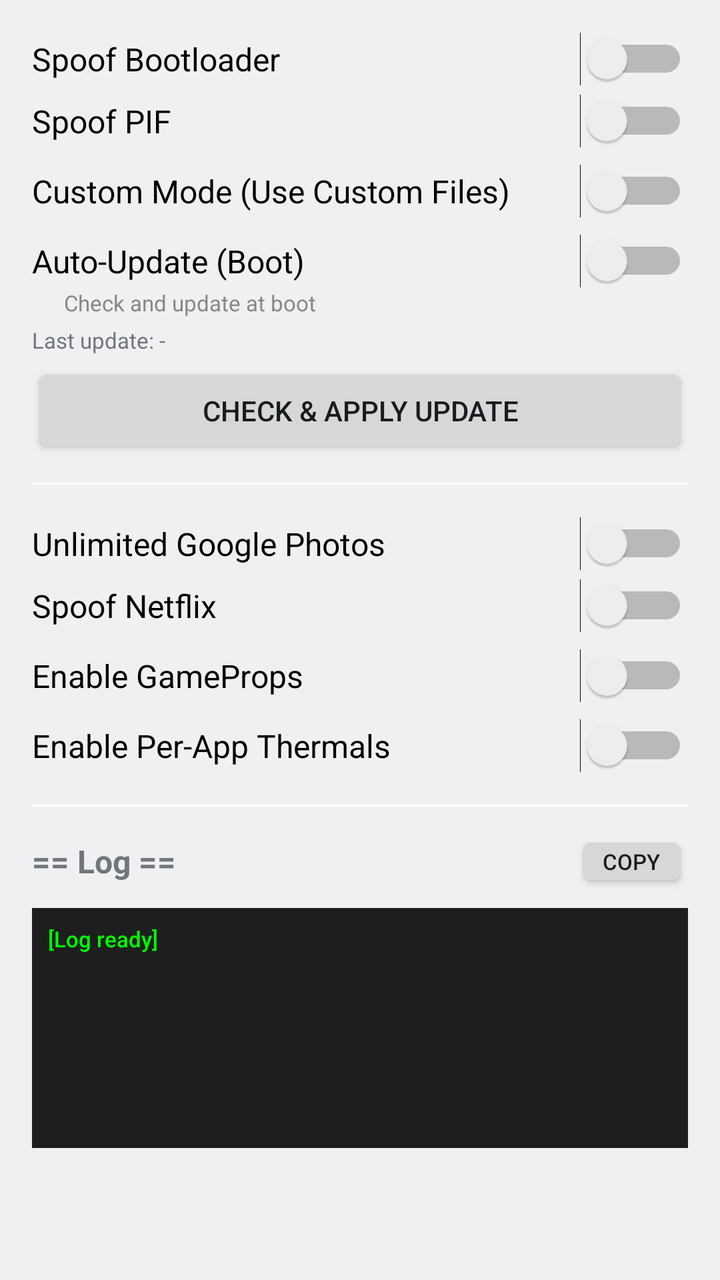
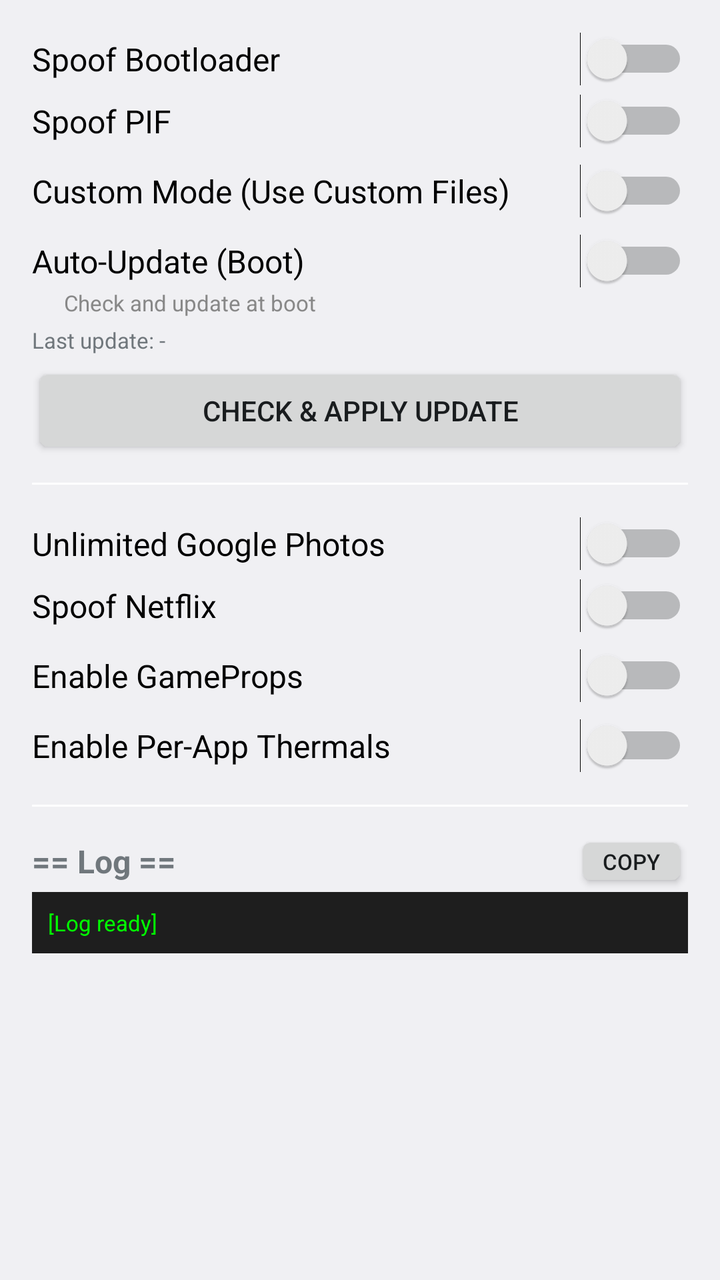

Compare the two renders of this Android layout. The source of the first and the diff that turns it into the second are given below.
<!-- AndroidManifest.xml: application theme android:Theme.DeviceDefault.Settings -->
<!-- res/layout/activity_main.xml -->
<?xml version="1.0" encoding="utf-8"?>
<LinearLayout xmlns:android="http://schemas.android.com/apk/res/android"
    android:layout_width="match_parent"
    android:layout_height="match_parent"
    android:orientation="vertical"
    android:padding="16dp">

    <ScrollView
        android:id="@+id/mainScrollView"
        android:layout_width="match_parent"
        android:layout_height="0dp"
        android:layout_weight="1"
        android:scrollbars="none"
        android:descendantFocusability="blocksDescendants">

        <LinearLayout
            android:layout_width="match_parent"
            android:layout_height="wrap_content"
            android:orientation="vertical">

            
            <Switch
                android:id="@+id/switchBootloader"
                android:layout_width="match_parent"
                android:layout_height="wrap_content"
                android:text="Spoof Bootloader"
                android:textSize="16sp" />

            
            <Switch
                android:id="@+id/switchPIF"
                android:layout_width="match_parent"
                android:layout_height="wrap_content"
                android:layout_marginTop="4dp"
                android:text="Spoof PIF"
                android:textSize="16sp" />

            
            <Switch
                android:id="@+id/switchFinsky"
                android:layout_width="match_parent"
                android:layout_height="wrap_content"
                android:layout_marginStart="16dp"
                android:layout_marginTop="4dp"
                android:text="Spoof Play Store Fingerprint"
                android:textSize="14sp"
                android:visibility="gone" />

            
            <Switch
                android:id="@+id/switchCustom"
                android:layout_width="match_parent"
                android:layout_height="wrap_content"
                android:layout_marginTop="8dp"
                android:text="Custom Mode (Use Custom Files)"
                android:textSize="16sp" />

            <LinearLayout
                android:id="@+id/panelCustom"
                android:layout_width="match_parent"
                android:layout_height="wrap_content"
                android:orientation="vertical"
                android:visibility="gone">

                <Button
                    android:id="@+id/btnPickKeybox"
                    android:layout_width="match_parent"
                    android:layout_height="wrap_content"
                    android:text="Pick Custom Keybox"
                    android:textSize="14sp" />

                <TextView
                    android:id="@+id/tvKeyboxLastApply"
                    android:layout_width="wrap_content"
                    android:layout_height="wrap_content"
                    android:text="Last apply: -"
                    android:textSize="11sp" />

                <Button
                    android:id="@+id/btnPickPIF"
                    android:layout_width="match_parent"
                    android:layout_height="wrap_content"
                    android:layout_marginTop="4dp"
                    android:text="Pick Custom PIF"
                    android:textSize="14sp" />

                <TextView
                    android:id="@+id/tvPifLastApply"
                    android:layout_width="wrap_content"
                    android:layout_height="wrap_content"
                    android:text="Last apply: -"
                    android:textSize="11sp" />

                
                <EditText
                    android:id="@+id/etPifEditor"
                    android:layout_width="match_parent"
                    android:layout_height="150dp"
                    android:layout_marginTop="4dp"
                    android:background="#1E1E1E"
                    android:gravity="top"
                    android:inputType="textMultiLine"
                    android:padding="8dp"
                    android:scrollbars="vertical"
                    android:textColor="#FFFFFF"
                    android:textSize="12sp" />

                <Button
                    android:id="@+id/btnApplyCustom"
                    android:layout_width="match_parent"
                    android:layout_height="wrap_content"
                    android:layout_marginTop="4dp"
                    android:text="Apply Custom PIF"
                    android:textSize="14sp" />
            </LinearLayout>

            
            <LinearLayout
                android:id="@+id/panelAutoUpdate"
                android:layout_width="match_parent"
                android:layout_height="wrap_content"
                android:layout_marginTop="8dp"
                android:orientation="vertical">

                <Switch
                    android:id="@+id/switchAutoUpdate"
                    android:layout_width="match_parent"
                    android:layout_height="wrap_content"
                    android:text="Auto-Update (Boot)"
                    android:textSize="16sp" />

                <TextView
                    android:id="@+id/tvAutoUpdateInfo"
                    android:layout_width="wrap_content"
                    android:layout_height="wrap_content"
                    android:layout_marginStart="16dp"
                    android:text="Check and update at boot"
                    android:textSize="11sp"
                    android:textColor="#888888" />
            </LinearLayout>

            
            <TextView
                android:id="@+id/tvLastUpdate"
                android:layout_width="wrap_content"
                android:layout_height="wrap_content"
                android:layout_marginTop="4dp"
                android:text="Last update: -"
                android:textSize="11sp" />

            
            <Button
                android:id="@+id/btnCheckUpdate"
                android:layout_width="match_parent"
                android:layout_height="wrap_content"
                android:layout_marginTop="4dp"
                android:text="Check &amp; Apply Update"
                android:textSize="14sp" />

            
            <View
                android:layout_width="match_parent"
                android:layout_height="1dp"
                android:layout_marginTop="12dp"
                android:layout_marginBottom="8dp"
                android:background="#FFFFFF" />

            
            <Switch
                android:id="@+id/switchGPhotos"
                android:layout_width="match_parent"
                android:layout_height="wrap_content"
                android:layout_marginTop="8dp"
                android:text="Unlimited Google Photos"
                android:textSize="16sp" />

            
            <Switch
                android:id="@+id/switchNetflix"
                android:layout_width="match_parent"
                android:layout_height="wrap_content"
                android:layout_marginTop="4dp"
                android:text="Spoof Netflix"
                android:textSize="16sp" />

            
            <Switch
                android:id="@+id/switchGameProps"
                android:layout_width="match_parent"
                android:layout_height="wrap_content"
                android:layout_marginTop="8dp"
                android:text="Enable GameProps"
                android:textSize="16sp" />

            <LinearLayout
                android:id="@+id/panelGamePropsBtn"
                android:layout_width="match_parent"
                android:layout_height="wrap_content"
                android:layout_marginTop="4dp"
                android:orientation="horizontal"
                android:visibility="gone">

                <Button
                    android:id="@+id/btnGameProps"
                    android:layout_width="0dp"
                    android:layout_height="wrap_content"
                    android:layout_weight="1"
                    android:text="Edit App Config"
                    android:textSize="13sp" />

                <Button
                    android:id="@+id/btnDevices"
                    android:layout_width="0dp"
                    android:layout_height="wrap_content"
                    android:layout_weight="1"
                    android:text="Devices"
                    android:textSize="13sp" />

                <Button
                    android:id="@+id/btnResetGameProps"
                    android:layout_width="0dp"
                    android:layout_height="wrap_content"
                    android:layout_weight="1"
                    android:text="Reset"
                    android:textSize="13sp" />
            </LinearLayout>

            
            <Switch
                android:id="@+id/switchThermals"
                android:layout_width="match_parent"
                android:layout_height="wrap_content"
                android:layout_marginTop="8dp"
                android:text="Enable Per-App Thermals"
                android:textSize="16sp" />

            <LinearLayout
                android:id="@+id/panelThermalsBtn"
                android:layout_width="match_parent"
                android:layout_height="wrap_content"
                android:layout_marginTop="4dp"
                android:orientation="horizontal"
                android:visibility="gone">

                <Button
                    android:id="@+id/btnThermals"
                    android:layout_width="0dp"
                    android:layout_height="wrap_content"
                    android:layout_weight="1"
                    android:text="Edit Thermals"
                    android:textSize="13sp" />

                <Button
                    android:id="@+id/btnResetThermals"
                    android:layout_width="0dp"
                    android:layout_height="wrap_content"
                    android:layout_weight="1"
                    android:text="Reset"
                    android:textSize="13sp" />
            </LinearLayout>

            
            <View
                android:layout_width="match_parent"
                android:layout_height="1dp"
                android:layout_marginTop="16dp"
                android:layout_marginBottom="12dp"
                android:background="#FFFFFF" />

            
            <LinearLayout
                android:layout_width="match_parent"
                android:layout_height="wrap_content"
                android:gravity="center_vertical"
                android:orientation="horizontal">

                <TextView
                    android:layout_width="0dp"
                    android:layout_height="wrap_content"
                    android:layout_weight="1"
                    android:text="== Log =="
                    android:textSize="16sp"
                    android:textStyle="bold" />

                <Button
                    android:id="@+id/btnCopyLog"
                    style="?android:attr/buttonStyleSmall"
                    android:layout_width="wrap_content"
                    android:layout_height="wrap_content"
                    android:minWidth="0dp"
                    android:minHeight="0dp"
                    android:paddingLeft="14dp"
                    android:paddingTop="8dp"
                    android:paddingRight="14dp"
                    android:paddingBottom="8dp"
                    android:text="Copy"
                    android:textSize="11sp" />
            </LinearLayout>

            
            <EditText
                android:id="@+id/tvLog"
                android:layout_width="match_parent"
                android:layout_height="120dp"
                android:layout_marginTop="8dp"
                android:background="#1E1E1E"
                android:gravity="top"
                android:padding="8dp"
                android:scrollbars="vertical"
                android:text="[Log ready]"
                android:textColor="#00FF00"
                android:textSize="11sp"
                android:inputType="textMultiLine"
                android:cursorVisible="false"
                android:focusable="false"
                android:focusableInTouchMode="false"
                android:textIsSelectable="true"
                android:longClickable="false" />

        </LinearLayout>
    </ScrollView>
</LinearLayout>
<!-- resources referenced by this layout -->
<resources>

</resources>

<!-- the commit's change to res/layout/activity_main.xml (unified diff, before → after) -->
@@ -6,12 +6,10 @@
     android:padding="16dp">
 
     <ScrollView
-        android:id="@+id/mainScrollView"
         android:layout_width="match_parent"
         android:layout_height="0dp"
         android:layout_weight="1"
-        android:scrollbars="none"
-        android:descendantFocusability="blocksDescendants">
+        android:scrollbars="none">
 
         <LinearLayout
             android:layout_width="match_parent"
@@ -91,13 +89,13 @@
                     android:text="Last apply: -"
                     android:textSize="11sp" />
 
-                
                 <EditText
                     android:id="@+id/etPifEditor"
                     android:layout_width="match_parent"
                     android:layout_height="150dp"
                     android:layout_marginTop="4dp"
                     android:background="#1E1E1E"
+                    android:fadeScrollbars="true"
                     android:gravity="top"
                     android:inputType="textMultiLine"
                     android:padding="8dp"
@@ -297,25 +295,16 @@
                     android:textSize="11sp" />
             </LinearLayout>
 
-            
-            <EditText
-                android:id="@+id/tvLog"
-                android:layout_width="match_parent"
-                android:layout_height="120dp"
-                android:layout_marginTop="8dp"
-                android:background="#1E1E1E"
-                android:gravity="top"
-                android:padding="8dp"
-                android:scrollbars="vertical"
-                android:text="[Log ready]"
-                android:textColor="#00FF00"
-                android:textSize="11sp"
-                android:inputType="textMultiLine"
-                android:cursorVisible="false"
-                android:focusable="false"
-                android:focusableInTouchMode="false"
-                android:textIsSelectable="true"
-                android:longClickable="false" />
+    <TextView
+        android:id="@+id/tvLog"
+        android:layout_width="match_parent"
+        android:layout_height="wrap_content"
+        android:background="#1E1E1E"
+        android:gravity="top"
+        android:padding="8dp"
+        android:text="[Log ready]"
+        android:textColor="#00FF00"
+        android:textSize="11sp" />
 
         </LinearLayout>
     </ScrollView>
